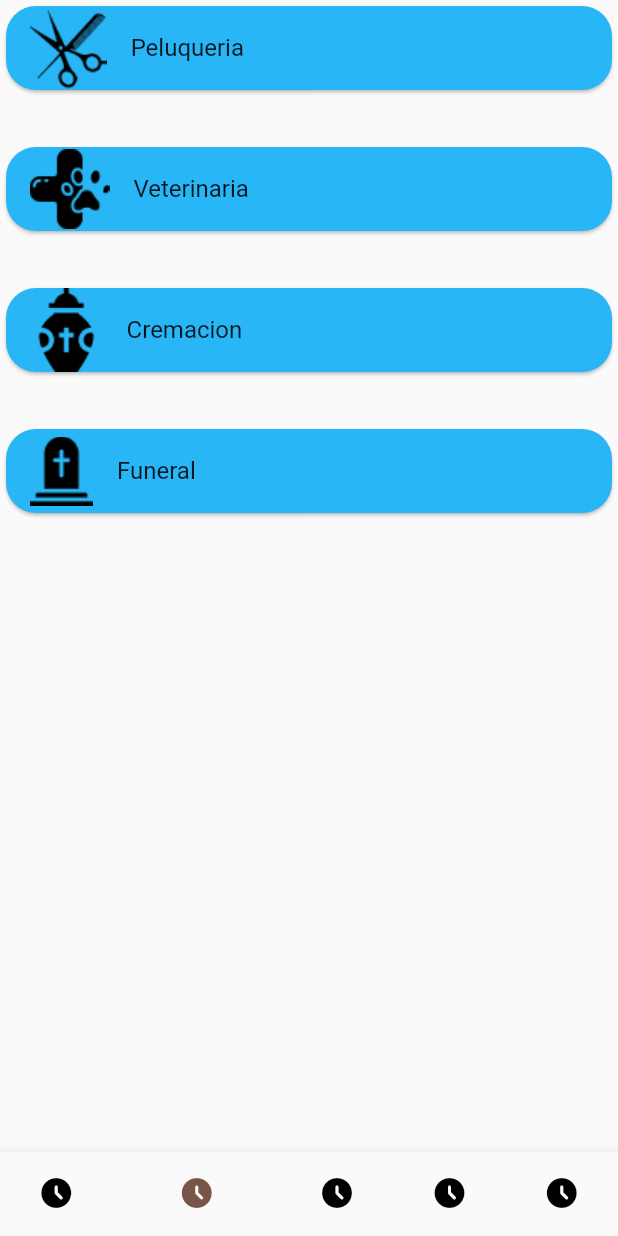
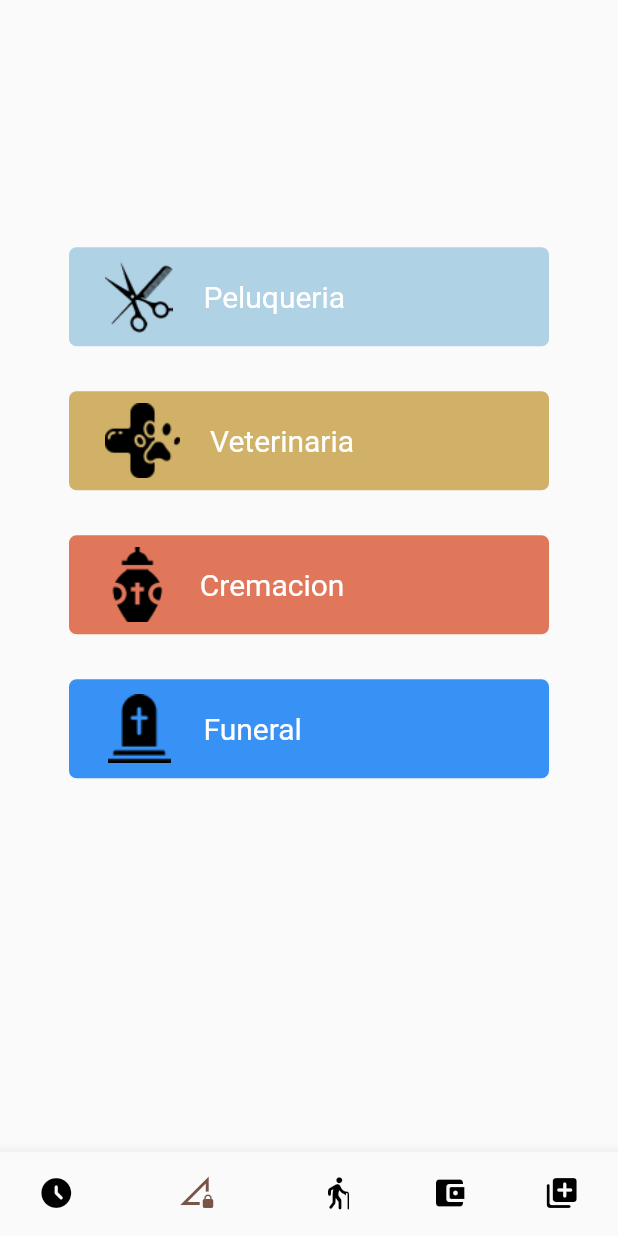
Before and after one commit to Castillo3004/Doggy, a Flutter app: the HomeScreen screen opened by its route, item 2 of the bottom bar chosen, on a phone screen of 412 x 824 dp. Run offline on Flutter 3.47's test engine with Material 2 defaults, Android fonts, the phone set to English and light mode, and no system bars; our stand-ins replace introduction_screen; network calls fail.

Commit message:
Se avanzo la parte de servicios

```diff
--- a/lib/screens/servicios.dart
+++ b/lib/screens/servicios.dart
@@ -11,22 +11,20 @@ class ServiciosScreen extends StatelessWidget {
 
     final size = MediaQuery.of(context).size;
 
-    return SizedBox(
-        width: size.width,
-        child: Center(
-          child: Column(
-            children: const [
-              CustomCardService(imageAsset: 'assets/peluqueria.png',titleCard: 'Peluqueria'),
-              SizedBox(height: 30,),
-              CustomCardService(imageAsset: 'assets/veterinaria.png',titleCard: 'Veterinaria'),
-              SizedBox(height: 30,),
-              CustomCardService(imageAsset: 'assets/cremacion.png',titleCard: 'Cremacion'),
-              SizedBox(height: 30,),
-              CustomCardService(imageAsset: 'assets/funeral.png',titleCard: 'Funeral'),
-              SizedBox(height: 30,)
-            ]
-          ),
-        ),
+    return Center(
+      child: Column(
+        children:[
+          SizedBox(height: size.height * 0.2),
+          const CustomCardService(imageAsset: 'assets/peluqueria.png',titleCard: 'Peluqueria', colorCarta: Color(0xffB0D2E5)),
+          const SizedBox(height: 30,),
+          const CustomCardService(imageAsset: 'assets/veterinaria.png',titleCard: 'Veterinaria', colorCarta:  Color(0xffD0B167),),
+          const SizedBox(height: 30,),
+          const CustomCardService(imageAsset: 'assets/cremacion.png',titleCard: 'Cremacion', colorCarta: Color(0xffE0775A),),
+          const SizedBox(height: 30,),
+          const CustomCardService(imageAsset: 'assets/funeral.png',titleCard: 'Funeral', colorCarta: Color(0xff3891F4),),
+          const SizedBox(height: 30,)
+        ]
+      ),
     );
   }
 }
--- a/lib/screens/social.dart
+++ b/lib/screens/social.dart
@@ -21,7 +21,7 @@ class _SocialScreenState extends State<SocialScreen> {
           Row(
             mainAxisAlignment: MainAxisAlignment.spaceAround,
             children: [
-              const Image(image: AssetImage('assets/puente-arcoiris.png'), height: 60,),
+              const Image(image: AssetImage('assets/puente-arcoiris.png'), height: 60),
               const SizedBox( width: 120),
               FloatingActionButton(
                   backgroundColor: const Color.fromARGB(33, 255, 255, 255),
--- a/lib/widgets/bottom_navigation.dart
+++ b/lib/widgets/bottom_navigation.dart
@@ -20,7 +20,7 @@ class Navegacion extends StatelessWidget {
       showSelectedLabels: false,
       showUnselectedLabels: false,
 
-      backgroundColor: Colors.grey,
+      backgroundColor: Colors.orangeAccent.shade100,
       unselectedItemColor: Colors.black,
       selectedItemColor: AppTheme.primary,
 
@@ -30,19 +30,19 @@ class Navegacion extends StatelessWidget {
           label: 'Peluqueria'
         ),
         BottomNavigationBarItem(
-          icon: Icon(Icons.access_time_filled_rounded),
+          icon: Icon(Icons.network_locked_outlined),
           label: 'Peluqueria'
         ),
         BottomNavigationBarItem(
-          icon: Icon(Icons.access_time_filled_rounded),
+          icon: Icon(Icons.elderly_rounded),
           label: 'Peluqueria'
         ),
         BottomNavigationBarItem(
-          icon: Icon(Icons.access_time_filled_rounded),
+          icon: Icon(Icons.account_balance_wallet_rounded),
           label: 'Peluqueria'
         ),
         BottomNavigationBarItem(
-          icon: Icon(Icons.access_time_filled_rounded),
+          icon: Icon(Icons.add_to_photos_rounded),
           label: 'Peluqueria'
         ),
 
--- a/lib/widgets/custom_card_services.dart
+++ b/lib/widgets/custom_card_services.dart
@@ -4,33 +4,36 @@ class CustomCardService extends StatelessWidget {
 
   final String imageAsset;
   final String titleCard;
+  final Color colorCarta;
 
 
   const CustomCardService({
-    Key? key, required this.imageAsset, required this.titleCard
+    Key? key, required this.imageAsset, required this.titleCard, required this.colorCarta
   }) : super(key: key);
 
   @override
   Widget build(BuildContext context) {
-    return Card(
-      shape: RoundedRectangleBorder(
-        borderRadius: BorderRadius.circular(20.0),
+    return ElevatedButton(
+      onPressed: (){},
+      style: ElevatedButton.styleFrom(
+        backgroundColor: colorCarta,
+        elevation: 0,
+        maximumSize: const Size( 320, 100),
+        animationDuration: Duration.zero,
+        side: const BorderSide(width: 0, color: Colors.transparent),
+        shape: RoundedRectangleBorder( borderRadius: BorderRadius.circular(5))
       ),
-      color: Colors.lightBlue[400],
-      child: Center(
-        child: Column(
-          children:[
-            ListTile(
-              leading: Image(
-                image: AssetImage(imageAsset),
-              ),
-              title:
-              Text(titleCard),
+      child: Padding(
+        padding: const EdgeInsets.all(8.0),
+        child: Row(
 
-            ),
+          children: [
+            Image(image: AssetImage(imageAsset), height: 50),
+            const SizedBox(width: 20),
+            Text(titleCard,style: const TextStyle(fontSize: 20, fontWeight: FontWeight.normal),)
           ],
         ),
-      ),
+      )
     );
   }
 }
```
